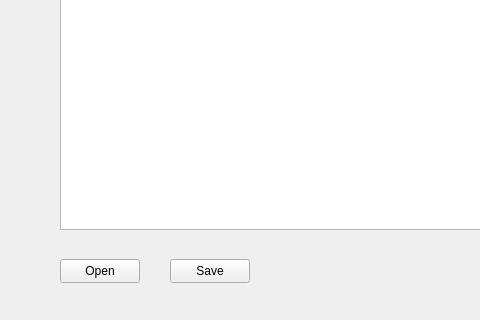
Above: assignment_package/forms/mainwindow.ui from sharond106/Senior-Design before the change; both pictures show x 0 to 480 and y 320 to 640 of the 921 by 640 pixel window. Below: the same form after it.
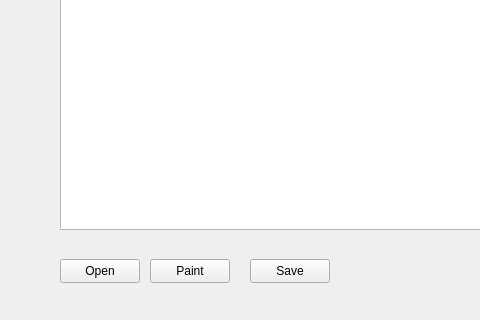
That is the form after the change.

Commit message: make ui buttons work

The edit to the form file:
```diff
--- a/assignment_package/forms/mainwindow.ui
+++ b/assignment_package/forms/mainwindow.ui
@@ -40,7 +40,7 @@
    <widget class="QPushButton" name="saveButton">
     <property name="geometry">
      <rect>
-      <x>170</x>
+      <x>250</x>
       <y>560</y>
       <width>80</width>
       <height>24</height>
@@ -76,6 +76,19 @@
      <string>Continue</string>
     </property>
    </widget>
+   <widget class="QPushButton" name="paintButton">
+    <property name="geometry">
+     <rect>
+      <x>150</x>
+      <y>560</y>
+      <width>80</width>
+      <height>24</height>
+     </rect>
+    </property>
+    <property name="text">
+     <string>Paint</string>
+    </property>
+   </widget>
   </widget>
   <widget class="QMenuBar" name="menuBar">
    <property name="geometry">
```
Left out of the diff: 2 changed lines with no effect on the pictures. The commit also changes 8 other files.
